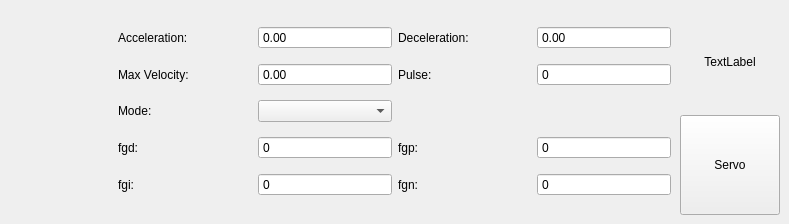
Above: Libs/PlotUnit/PlotUnitGraph/TabModeCtl/tabmodectl.ui from tiangaomingjing/ServoDriveTech before the change. Below: the same form after it.
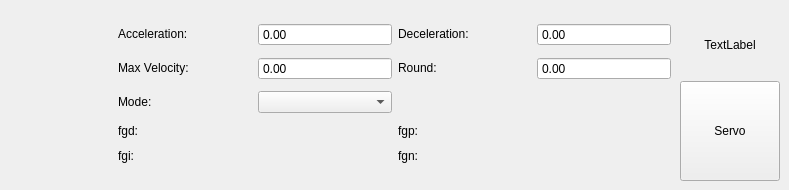
That is the form after the change. The open tabs and pages were chosen to show the change. Custom widgets are drawn as their Qt base class.

Patch:
```diff
--- a/Libs/PlotUnit/PlotUnitGraph/TabModeCtl/tabmodectl.ui
+++ b/Libs/PlotUnit/PlotUnitGraph/TabModeCtl/tabmodectl.ui
@@ -7,13 +7,13 @@
     <x>0</x>
     <y>0</y>
     <width>789</width>
-    <height>224</height>
+    <height>190</height>
    </rect>
   </property>
   <property name="windowTitle">
    <string>Form</string>
   </property>
-  <layout class="QHBoxLayout" name="horizontalLayout_2" stretch="0,0,0">
+  <layout class="QHBoxLayout" name="horizontalLayout_2" stretch="0,1,0">
    <property name="spacing">
     <number>0</number>
    </property>
@@ -478,82 +478,54 @@
       <layout class="QGridLayout" name="gridLayout_2">
        <item row="4" column="2">
         <widget class="QLabel" name="label_31">
+         <property name="sizePolicy">
+          <sizepolicy hsizetype="Preferred" vsizetype="Fixed">
+           <horstretch>0</horstretch>
+           <verstretch>0</verstretch>
+          </sizepolicy>
+         </property>
          <property name="text">
           <string>fgn:</string>
          </property>
         </widget>
        </item>
-       <item row="4" column="3">
-        <widget class="QSpinBox" name="spinBox_mode_aut_fgn">
-         <property name="readOnly">
-          <bool>true</bool>
-         </property>
-         <property name="buttonSymbols">
-          <enum>QAbstractSpinBox::NoButtons</enum>
-         </property>
-         <property name="maximum">
-          <number>655360000</number>
-         </property>
-        </widget>
-       </item>
-       <item row="0" column="1">
-        <widget class="QDoubleSpinBox" name="doubleSpinBox_mode_autAcc">
-         <property name="buttonSymbols">
-          <enum>QAbstractSpinBox::NoButtons</enum>
-         </property>
-         <property name="minimum">
-          <double>-2147483648.000000000000000</double>
-         </property>
-         <property name="maximum">
-          <double>2147483648.000000000000000</double>
-         </property>
-        </widget>
-       </item>
        <item row="1" column="0">
         <widget class="QLabel" name="label">
+         <property name="sizePolicy">
+          <sizepolicy hsizetype="Preferred" vsizetype="Fixed">
+           <horstretch>0</horstretch>
+           <verstretch>0</verstretch>
+          </sizepolicy>
+         </property>
          <property name="text">
           <string>Max Velocity:</string>
          </property>
         </widget>
        </item>
-       <item row="1" column="1">
-        <widget class="QDoubleSpinBox" name="doubleSpinBox_mode_autMaxVel">
-         <property name="buttonSymbols">
-          <enum>QAbstractSpinBox::NoButtons</enum>
-         </property>
-         <property name="minimum">
-          <double>-2147483648.000000000000000</double>
-         </property>
-         <property name="maximum">
-          <double>2147483648.000000000000000</double>
-         </property>
-        </widget>
-       </item>
        <item row="0" column="0">
         <widget class="QLabel" name="label_6">
+         <property name="sizePolicy">
+          <sizepolicy hsizetype="Preferred" vsizetype="Fixed">
+           <horstretch>0</horstretch>
+           <verstretch>0</verstretch>
+          </sizepolicy>
+         </property>
          <property name="text">
           <string>Acceleration:</string>
          </property>
         </widget>
        </item>
-       <item row="3" column="1">
-        <widget class="QSpinBox" name="spinBox_mode_aut_fgd">
-         <property name="readOnly">
-          <bool>true</bool>
-         </property>
-         <property name="buttonSymbols">
-          <enum>QAbstractSpinBox::NoButtons</enum>
-         </property>
-         <property name="maximum">
-          <number>655360000</number>
-         </property>
-        </widget>
-       </item>
        <item row="2" column="1">
         <widget class="QComboBox" name="comboBox_mode_auc_mode"/>
        </item>
        <item row="2" column="0">
         <widget class="QLabel" name="label_12">
+         <property name="sizePolicy">
+          <sizepolicy hsizetype="Preferred" vsizetype="Fixed">
+           <horstretch>0</horstretch>
+           <verstretch>0</verstretch>
+          </sizepolicy>
+         </property>
          <property name="text">
           <string>Mode:</string>
          </property>
@@ -561,6 +533,12 @@
        </item>
        <item row="3" column="2">
         <widget class="QLabel" name="label_14">
+         <property name="sizePolicy">
+          <sizepolicy hsizetype="Preferred" vsizetype="Fixed">
+           <horstretch>0</horstretch>
+           <verstretch>0</verstretch>
+          </sizepolicy>
+         </property>
          <property name="text">
           <string>fgp:</string>
          </property>
@@ -568,39 +546,25 @@
        </item>
        <item row="3" column="0">
         <widget class="QLabel" name="label_13">
+         <property name="sizePolicy">
+          <sizepolicy hsizetype="Preferred" vsizetype="Fixed">
+           <horstretch>0</horstretch>
+           <verstretch>0</verstretch>
+          </sizepolicy>
+         </property>
          <property name="text">
           <string>fgd:</string>
          </property>
         </widget>
        </item>
-       <item row="3" column="3">
-        <widget class="QSpinBox" name="spinBox_mode_aut_fgp">
-         <property name="readOnly">
-          <bool>true</bool>
-         </property>
-         <property name="buttonSymbols">
-          <enum>QAbstractSpinBox::NoButtons</enum>
-         </property>
-         <property name="maximum">
-          <number>655360000</number>
-         </property>
-        </widget>
-       </item>
-       <item row="4" column="1">
-        <widget class="QSpinBox" name="spinBox_mode_aut_fgi">
-         <property name="readOnly">
-          <bool>true</bool>
-         </property>
-         <property name="buttonSymbols">
-          <enum>QAbstractSpinBox::NoButtons</enum>
-         </property>
-         <property name="maximum">
-          <number>655360000</number>
-         </property>
-        </widget>
-       </item>
        <item row="4" column="0">
         <widget class="QLabel" name="label_15">
+         <property name="sizePolicy">
+          <sizepolicy hsizetype="Preferred" vsizetype="Fixed">
+           <horstretch>0</horstretch>
+           <verstretch>0</verstretch>
+          </sizepolicy>
+         </property>
          <property name="text">
           <string>fgi:</string>
          </property>
@@ -608,38 +572,107 @@
        </item>
        <item row="1" column="2">
         <widget class="QLabel" name="label_11">
+         <property name="sizePolicy">
+          <sizepolicy hsizetype="Preferred" vsizetype="Fixed">
+           <horstretch>0</horstretch>
+           <verstretch>0</verstretch>
+          </sizepolicy>
+         </property>
          <property name="text">
-          <string>Pulse:</string>
+          <string>Round:</string>
          </property>
         </widget>
        </item>
        <item row="0" column="2">
         <widget class="QLabel" name="label_7">
+         <property name="sizePolicy">
+          <sizepolicy hsizetype="Preferred" vsizetype="Fixed">
+           <horstretch>0</horstretch>
+           <verstretch>0</verstretch>
+          </sizepolicy>
+         </property>
          <property name="text">
           <string>Deceleration:</string>
          </property>
         </widget>
        </item>
+       <item row="3" column="1">
+        <widget class="QLabel" name="label_mode_aut_fgd">
+         <property name="sizePolicy">
+          <sizepolicy hsizetype="Preferred" vsizetype="Fixed">
+           <horstretch>0</horstretch>
+           <verstretch>0</verstretch>
+          </sizepolicy>
+         </property>
+         <property name="text">
+          <string/>
+         </property>
+        </widget>
+       </item>
+       <item row="3" column="3">
+        <widget class="QLabel" name="label_mode_aut_fgp">
+         <property name="sizePolicy">
+          <sizepolicy hsizetype="Preferred" vsizetype="Fixed">
+           <horstretch>0</horstretch>
+           <verstretch>0</verstretch>
+          </sizepolicy>
+         </property>
+         <property name="text">
+          <string/>
+         </property>
+        </widget>
+       </item>
+       <item row="4" column="1">
+        <widget class="QLabel" name="label_mode_aut_fgi">
+         <property name="sizePolicy">
+          <sizepolicy hsizetype="Preferred" vsizetype="Fixed">
+           <horstretch>0</horstretch>
+           <verstretch>0</verstretch>
+          </sizepolicy>
+         </property>
+         <property name="text">
+          <string/>
+         </property>
+        </widget>
+       </item>
+       <item row="4" column="3">
+        <widget class="QLabel" name="label_mode_aut_fgn">
+         <property name="sizePolicy">
+          <sizepolicy hsizetype="Preferred" vsizetype="Fixed">
+           <horstretch>0</horstretch>
+           <verstretch>0</verstretch>
+          </sizepolicy>
+         </property>
+         <property name="text">
+          <string/>
+         </property>
+        </widget>
+       </item>
+       <item row="0" column="1">
+        <widget class="QDoubleSpinBox" name="doubleSpinBox_mode_autAcc">
+         <property name="buttonSymbols">
+          <enum>QAbstractSpinBox::NoButtons</enum>
+         </property>
+        </widget>
+       </item>
        <item row="0" column="3">
         <widget class="QDoubleSpinBox" name="doubleSpinBox_mode_autDec">
          <property name="buttonSymbols">
           <enum>QAbstractSpinBox::NoButtons</enum>
          </property>
-         <property name="minimum">
-          <double>-2147483648.000000000000000</double>
-         </property>
-         <property name="maximum">
-          <double>2147483648.000000000000000</double>
-         </property>
         </widget>
        </item>
        <item row="1" column="3">
-        <widget class="QSpinBox" name="spinBox_mode_aut_pulse">
+        <widget class="QDoubleSpinBox" name="doubleSpinBox_mode_aut_pulse">
          <property name="buttonSymbols">
           <enum>QAbstractSpinBox::NoButtons</enum>
          </property>
-         <property name="maximum">
-          <number>655360000</number>
+        </widget>
+       </item>
+       <item row="1" column="1">
+        <widget class="QDoubleSpinBox" name="doubleSpinBox_mode_autMaxVel">
+         <property name="buttonSymbols">
+          <enum>QAbstractSpinBox::NoButtons</enum>
          </property>
         </widget>
        </item>
```
Left out of the diff: 2 changed lines with no effect on the pictures.
